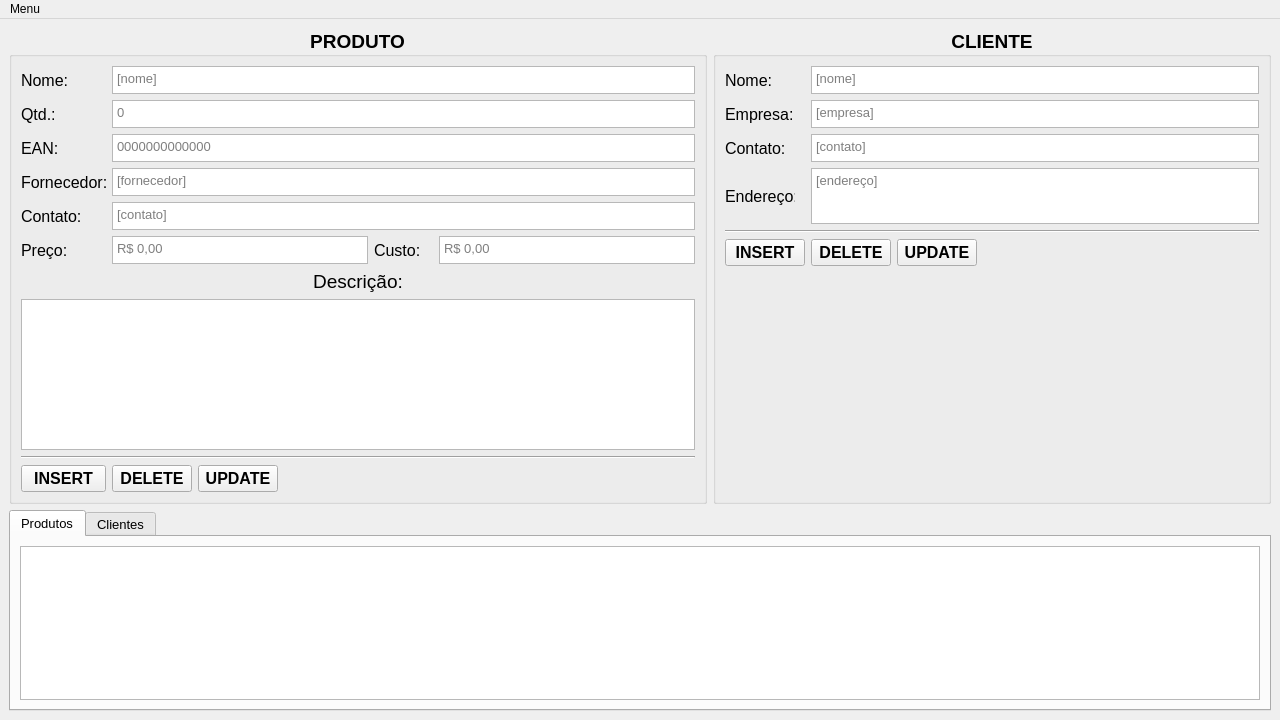
Old version of the form stoxwindow.ui in the repository miguelpafume/Stox.
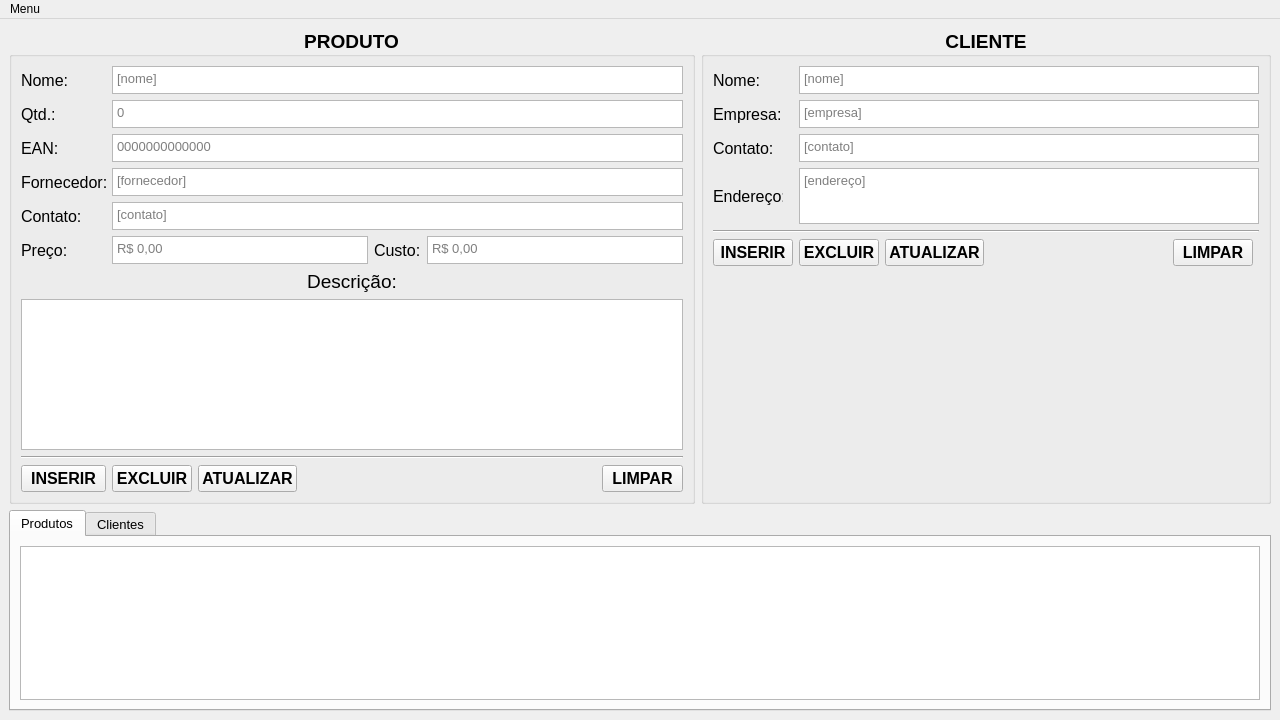
New version of the form. Icons and pictures are not drawn.

Patch:
```diff
--- a/stoxwindow.ui
+++ b/stoxwindow.ui
@@ -238,7 +238,7 @@
           </font>
          </property>
          <property name="text">
-          <string>DELETE</string>
+          <string>EXCLUIR</string>
          </property>
         </widget>
        </item>
@@ -398,35 +398,6 @@
          </property>
         </widget>
        </item>
-       <item row="16" column="13">
-        <widget class="QPlainTextEdit" name="product_cost">
-         <property name="maximumSize">
-          <size>
-           <width>16777215</width>
-           <height>28</height>
-          </size>
-         </property>
-         <property name="font">
-          <font>
-           <pointsize>10</pointsize>
-           <italic>false</italic>
-           <bold>false</bold>
-          </font>
-         </property>
-         <property name="cursor" stdset="0">
-          <cursorShape>IBeamCursor</cursorShape>
-         </property>
-         <property name="layoutDirection">
-          <enum>Qt::LeftToRight</enum>
-         </property>
-         <property name="lineWidth">
-          <number>0</number>
-         </property>
-         <property name="placeholderText">
-          <string>R$ 0,00</string>
-         </property>
-        </widget>
-       </item>
        <item row="20" column="2">
         <widget class="QPushButton" name="product_insert">
          <property name="minimumSize">
@@ -443,7 +414,7 @@
           </font>
          </property>
          <property name="text">
-          <string>INSERT</string>
+          <string>INSERIR</string>
          </property>
         </widget>
        </item>
@@ -477,7 +448,7 @@
           </font>
          </property>
          <property name="text">
-          <string>UPDATE</string>
+          <string>ATUALIZAR</string>
          </property>
         </widget>
        </item>
@@ -547,6 +518,49 @@
          </property>
         </widget>
        </item>
+       <item row="16" column="11" colspan="3">
+        <widget class="QPlainTextEdit" name="product_cost">
+         <property name="maximumSize">
+          <size>
+           <width>16777215</width>
+           <height>28</height>
+          </size>
+         </property>
+         <property name="font">
+          <font>
+           <pointsize>10</pointsize>
+           <italic>false</italic>
+           <bold>false</bold>
+          </font>
+         </property>
+         <property name="cursor" stdset="0">
+          <cursorShape>IBeamCursor</cursorShape>
+         </property>
+         <property name="layoutDirection">
+          <enum>Qt::LeftToRight</enum>
+         </property>
+         <property name="lineWidth">
+          <number>0</number>
+         </property>
+         <property name="placeholderText">
+          <string>R$ 0,00</string>
+         </property>
+        </widget>
+       </item>
+       <item row="20" column="13">
+        <widget class="QPushButton" name="product_clean">
+         <property name="font">
+          <font>
+           <pointsize>12</pointsize>
+           <italic>false</italic>
+           <bold>true</bold>
+          </font>
+         </property>
+         <property name="text">
+          <string>LIMPAR</string>
+         </property>
+        </widget>
+       </item>
       </layout>
      </widget>
     </item>
@@ -580,7 +594,7 @@
           </font>
          </property>
          <property name="text">
-          <string>INSERT</string>
+          <string>INSERIR</string>
          </property>
         </widget>
        </item>
@@ -659,7 +673,7 @@
           </font>
          </property>
          <property name="text">
-          <string>UPDATE</string>
+          <string>ATUALIZAR</string>
          </property>
         </widget>
        </item>
@@ -798,7 +812,7 @@
           </font>
          </property>
          <property name="text">
-          <string>DELETE</string>
+          <string>EXCLUIR</string>
          </property>
         </widget>
        </item>
@@ -822,6 +836,20 @@
          </property>
         </widget>
        </item>
+       <item row="13" column="4">
+        <widget class="QPushButton" name="client_clean">
+         <property name="font">
+          <font>
+           <pointsize>12</pointsize>
+           <italic>false</italic>
+           <bold>true</bold>
+          </font>
+         </property>
+         <property name="text">
+          <string>LIMPAR</string>
+         </property>
+        </widget>
+       </item>
       </layout>
      </widget>
     </item>
```
